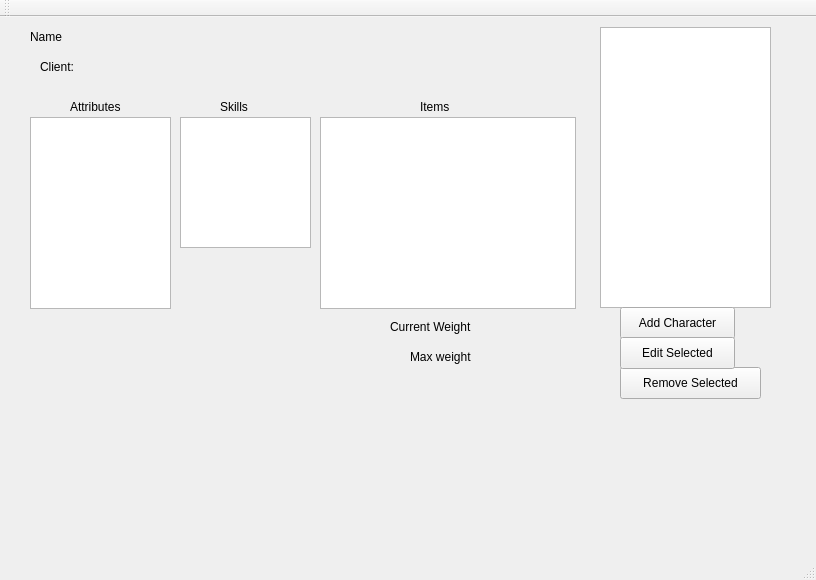
Old version of the form Server/serverwindow.ui in the repository ROLL-E/roll-e.
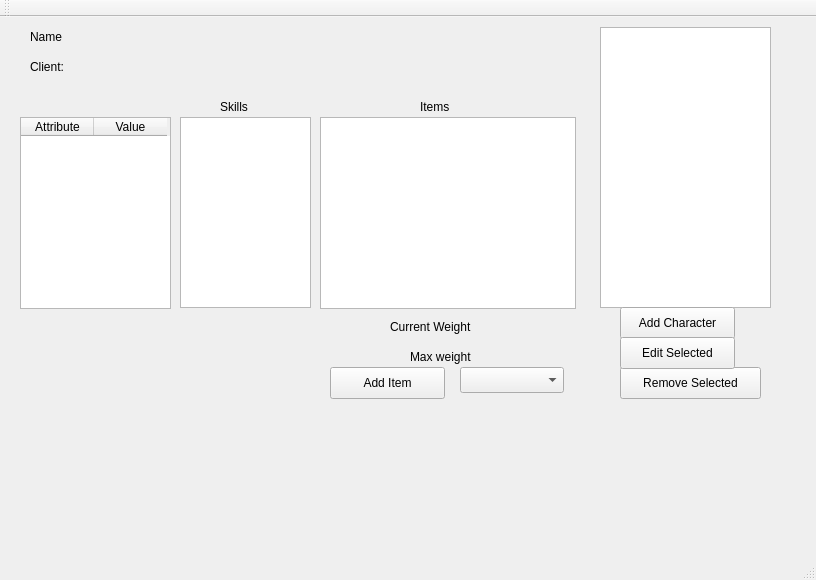
New version of the form.

Commit message: Now displays and edits attributes and characters

```diff
--- a/Server/serverwindow.ui
+++ b/Server/serverwindow.ui
@@ -69,14 +69,14 @@
       <x>180</x>
       <y>100</y>
       <width>131</width>
-      <height>131</height>
+      <height>191</height>
      </rect>
     </property>
    </widget>
    <widget class="QLabel" name="label_3">
     <property name="geometry">
      <rect>
-      <x>40</x>
+      <x>30</x>
       <y>40</y>
       <width>62</width>
       <height>19</height>
@@ -112,16 +112,6 @@
      <string>Skills</string>
     </property>
    </widget>
-   <widget class="QTableView" name="attrTableView">
-    <property name="geometry">
-     <rect>
-      <x>30</x>
-      <y>100</y>
-      <width>141</width>
-      <height>192</height>
-     </rect>
-    </property>
-   </widget>
    <widget class="QListView" name="item_listView">
     <property name="geometry">
      <rect>
@@ -132,19 +122,6 @@
      </rect>
     </property>
    </widget>
-   <widget class="QLabel" name="label_5">
-    <property name="geometry">
-     <rect>
-      <x>70</x>
-      <y>80</y>
-      <width>71</width>
-      <height>19</height>
-     </rect>
-    </property>
-    <property name="text">
-     <string>Attributes</string>
-    </property>
-   </widget>
    <widget class="QLabel" name="label_6">
     <property name="geometry">
      <rect>
@@ -215,7 +192,7 @@
      <rect>
       <x>80</x>
       <y>10</y>
-      <width>62</width>
+      <width>191</width>
       <height>19</height>
      </rect>
     </property>
@@ -236,6 +213,52 @@
      <string>Edit Selected</string>
     </property>
    </widget>
+   <widget class="QTableWidget" name="attr_tableWidget">
+    <property name="geometry">
+     <rect>
+      <x>20</x>
+      <y>100</y>
+      <width>151</width>
+      <height>192</height>
+     </rect>
+    </property>
+    <attribute name="horizontalHeaderDefaultSectionSize">
+     <number>73</number>
+    </attribute>
+    <column>
+     <property name="text">
+      <string>Attribute</string>
+     </property>
+    </column>
+    <column>
+     <property name="text">
+      <string>Value</string>
+     </property>
+    </column>
+   </widget>
+   <widget class="QComboBox" name="comboBox">
+    <property name="geometry">
+     <rect>
+      <x>460</x>
+      <y>350</y>
+      <width>104</width>
+      <height>26</height>
+     </rect>
+    </property>
+   </widget>
+   <widget class="QPushButton" name="pushButton">
+    <property name="geometry">
+     <rect>
+      <x>330</x>
+      <y>350</y>
+      <width>115</width>
+      <height>32</height>
+     </rect>
+    </property>
+    <property name="text">
+     <string>Add Item</string>
+    </property>
+   </widget>
   </widget>
   <widget class="QMenuBar" name="menuBar">
    <property name="geometry">
```
The commit also changes 4 other files.
